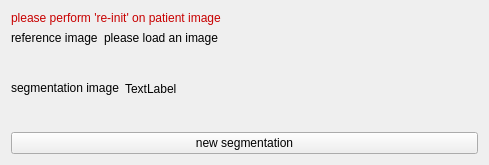
The window that Code/Gui/MITK/Modules/niftkQmitkExt/Resources/UI/QmitkMIDASImageAndSegmentationSelector.ui (NifTK/NifTK) describes before a commit, drawn with Qt 5.
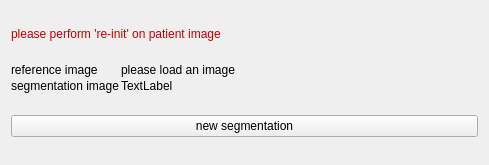
The same window after the commit.

Commit message: #1620 - new QmitkMIDASSegmentationViewWidget in all segmentation views

```diff
--- a/Code/Gui/MITK/Modules/niftkQmitkExt/Resources/UI/QmitkMIDASImageAndSegmentationSelector.ui
+++ b/Code/Gui/MITK/Modules/niftkQmitkExt/Resources/UI/QmitkMIDASImageAndSegmentationSelector.ui
@@ -10,11 +10,15 @@
     <height>165</height>
    </rect>
   </property>
+  <property name="sizePolicy">
+   <sizepolicy hsizetype="Expanding" vsizetype="Preferred">
+    <horstretch>0</horstretch>
+    <verstretch>0</verstretch>
+   </sizepolicy>
+  </property>
   <property name="windowTitle">
    <string>Form</string>
   </property>
-  <layout class="QHBoxLayout" name="horizontalLayout">
-   <item>
     <layout class="QVBoxLayout" name="verticalLayout">
      <item>
       <widget class="QLabel" name="m_AlignmentWarningLabel">
@@ -127,8 +131,11 @@
       </widget>
      </item>
      <item>
-      <layout class="QHBoxLayout" name="m_ReferenceImageHorizontalLayout">
-       <item>
+    <layout class="QGridLayout" name="gridLayout">
+     <property name="spacing">
+      <number>2</number>
+     </property>
+     <item row="0" column="0">
         <widget class="QLabel" name="m_ReferenceImageLabel">
          <property name="sizePolicy">
           <sizepolicy hsizetype="Fixed" vsizetype="Fixed">
@@ -141,7 +148,7 @@
          </property>
         </widget>
        </item>
-       <item>
+     <item row="0" column="1">
         <widget class="QLabel" name="m_ReferenceImageNameLabel">
          <property name="sizePolicy">
           <sizepolicy hsizetype="Minimum" vsizetype="Fixed">
@@ -191,11 +198,7 @@
          </property>
         </widget>
        </item>
-      </layout>
-     </item>
-     <item>
-      <layout class="QHBoxLayout" name="m_SegmentationImageHorizontalLayout">
-       <item>
+     <item row="1" column="0">
         <widget class="QLabel" name="m_SegmentationImageLabel">
          <property name="sizePolicy">
           <sizepolicy hsizetype="Fixed" vsizetype="Fixed">
@@ -208,7 +211,7 @@
          </property>
         </widget>
        </item>
-       <item>
+     <item row="1" column="1">
         <widget class="QLabel" name="m_SegmentationImageNameLabel">
          <property name="text">
           <string>TextLabel</string>
@@ -223,8 +226,6 @@
         <string>new segmentation</string>
        </property>
       </widget>
-     </item>
-    </layout>
    </item>
   </layout>
  </widget>
```
Lines whose indentation alone changed are shown as unchanged. The commit also changes 24 other files.
